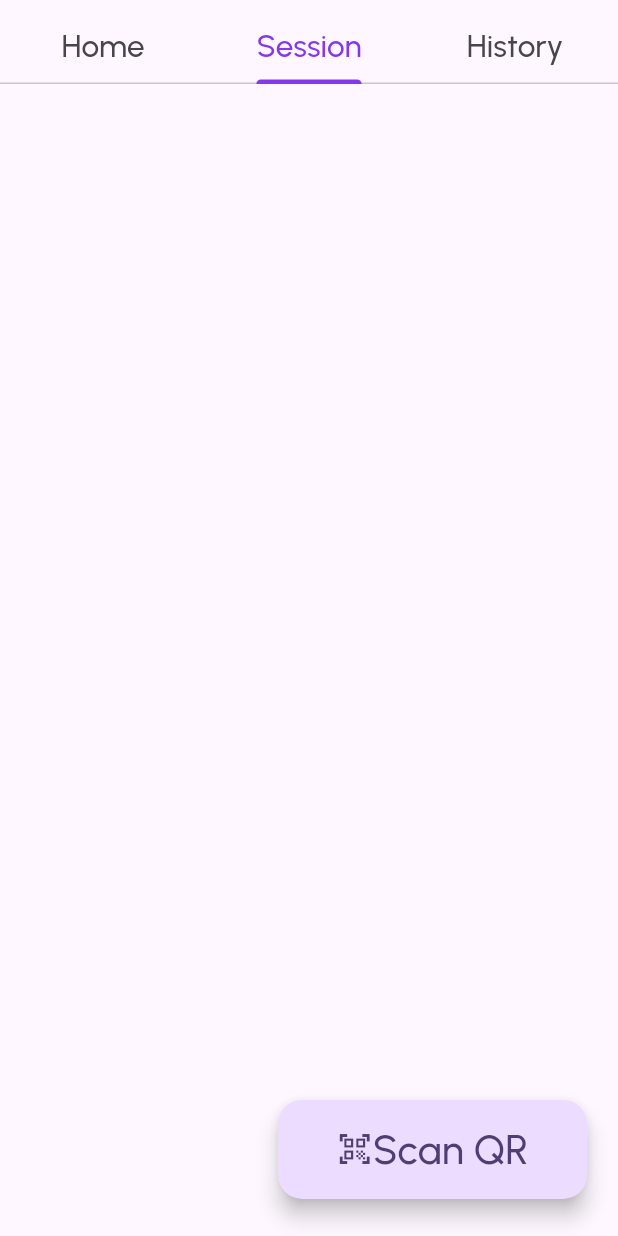
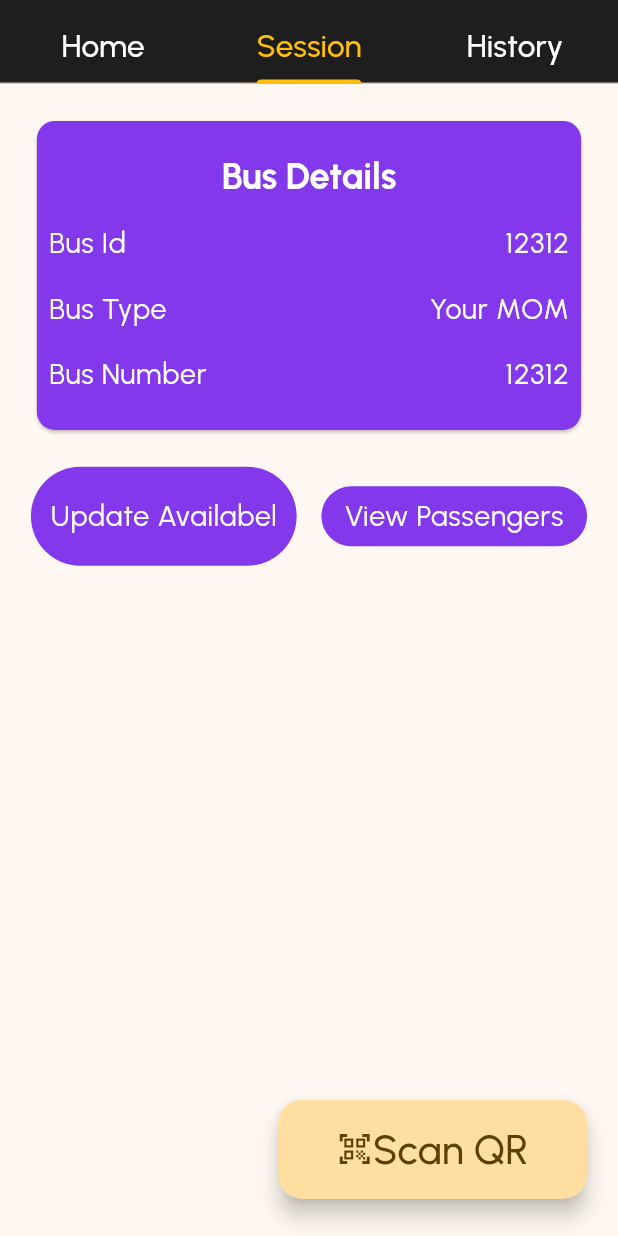
Before and after one commit to sih-rtt/conductor-app, a Flutter app: the Dashboard screen opened by its route, tab 2 chosen, on a phone screen of 412 x 824 dp. Run offline on Flutter 3.47's test engine with Material 3 defaults, Android fonts, the phone set to English and light mode, and no system bars; our stand-ins replace bloc, dio, equatable, flutter_bloc, flutter_secure_storage, internet_connection_checker_plus and 1 more; accounts and stored records are empty.

Commit message:
S33-20 feat:dark mode and session page without map

```diff
--- /dev/null
+++ b/lib/Presentation/Dashboard/Widgets/session.dart
@@ -0,0 +1,110 @@
+import 'package:flutter/material.dart';
+
+class Session extends StatefulWidget {
+  const Session({super.key});
+
+  @override
+  State<Session> createState() => _SessionState();
+}
+
+class _SessionState extends State<Session> {
+  @override
+  Widget build(BuildContext context) {
+    final double height = MediaQuery.of(context).size.height;
+    final double width = MediaQuery.of(context).size.width;
+    return Column(
+      children: [
+        SizedBox(
+          height: height * 0.025,
+        ),
+        SizedBox(
+          width: width * 0.9,
+          child: Card(
+            color: Theme.of(context).colorScheme.primary,
+            child: Container(
+              height: height * 0.25,
+              padding: const EdgeInsets.all(8),
+              child: Column(
+                mainAxisAlignment: MainAxisAlignment.spaceEvenly,
+                children: [
+                  Text(
+                    "Bus Details",
+                    style: Theme.of(context).textTheme.headlineLarge,
+                  ),
+                  Row(
+                      mainAxisAlignment: MainAxisAlignment.spaceBetween,
+                      children: [
+                        Text(
+                          "Bus Id",
+                          style: Theme.of(context).textTheme.bodyLarge,
+                        ),
+                        Text(
+                          "12312",
+                          style: Theme.of(context).textTheme.bodyLarge,
+                        )
+                      ]),
+                  Row(
+                      mainAxisAlignment: MainAxisAlignment.spaceBetween,
+                      children: [
+                        Text(
+                          "Bus Type",
+                          style: Theme.of(context).textTheme.bodyLarge,
+                        ),
+                        Text(
+                          "Your MOM",
+                          style: Theme.of(context).textTheme.bodyLarge,
+                        )
+                      ]),
+                  Row(
+                      mainAxisAlignment: MainAxisAlignment.spaceBetween,
+                      children: [
+                        Text(
+                          "Bus Number",
+                          style: Theme.of(context).textTheme.bodyLarge,
+                        ),
+                        Text(
+                          "12312",
+                          style: Theme.of(context).textTheme.bodyLarge,
+                        )
+                      ])
+                ],
+              ),
+            ),
+          ),
+        ),
+        SizedBox(
+          height: height * 0.025,
+        ),
+        SizedBox(
+          width: width * 0.9,
+          height: height * 0.08,
+          child: Row(
+            mainAxisAlignment: MainAxisAlignment.spaceBetween,
+            children: [
+              SizedBox(
+                  width: width * 0.43,
+                  child: FilledButton(
+                      onPressed: () {},
+                      child: Center(
+                        child: Text(
+                          "Update Availabel",
+                          style: Theme.of(context).textTheme.bodyLarge,
+                        ),
+                      ))),
+              SizedBox(
+                width: width * 0.43,
+                child: FilledButton(
+                  onPressed: () {},
+                  child: Text(
+                    "View Passengers",
+                    style: Theme.of(context).textTheme.bodyLarge,
+                  ),
+                ),
+              )
+            ],
+          ),
+        )
+      ],
+    );
+  }
+}
--- a/lib/Presentation/Dashboard/Widgets/widget.dart
+++ /dev/null
@@ -1,15 +0,0 @@
-import 'package:flutter/material.dart';
-
-class Session extends StatefulWidget {
-  const Session({super.key});
-
-  @override
-  State<Session> createState() => _SessionState();
-}
-
-class _SessionState extends State<Session> {
-  @override
-  Widget build(BuildContext context) {
-    return Container();
-  }
-}
--- a/lib/Presentation/Dashboard/dashboard.dart
+++ b/lib/Presentation/Dashboard/dashboard.dart
@@ -1,5 +1,5 @@
 import 'package:conductor_app/Business%20Logic/Dashboard/Session/bloc/session_bloc.dart';
-import 'package:conductor_app/Presentation/Dashboard/Widgets/widget.dart';
+import 'package:conductor_app/Presentation/Dashboard/Widgets/session.dart';
 import 'package:flutter/material.dart';
 import 'package:flutter_bloc/flutter_bloc.dart';
 
@@ -51,11 +51,17 @@ class _DashboardState extends State<Dashboard> with TickerProviderStateMixin {
       child: Stack(children: [
         Scaffold(
           appBar: AppBar(
+            backgroundColor: Theme.of(context).colorScheme.background,
             automaticallyImplyLeading: false,
             flexibleSpace: Column(
               mainAxisAlignment: MainAxisAlignment.end,
               children: [
-                TabBar(controller: tabController, tabs: const <Widget>[
+                TabBar(
+                    indicatorColor: Theme.of(context).colorScheme.secondary,
+                    labelColor: Theme.of(context).colorScheme.secondary,
+                    controller: tabController,
+                    unselectedLabelColor: Colors.white,
+                    tabs: const <Widget>[
                       Tab(
                         text: 'Home',
                       ),
```
Also changed, not shown: lib/Presentation/Login/login.dart (+53 -16 lines), lib/main.dart (+16 -34 lines). Lines whose indentation alone changed are shown as unchanged.
